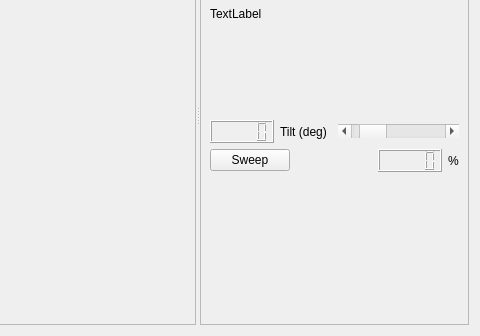
Above: components/viewers/giraff_viewer/src/mainUI.ui from robocomp/robocomp-robolab before the change; both pictures show x 289 to 769 and y 107 to 443 of the 769 by 443 pixel window. Below: the same form after it.
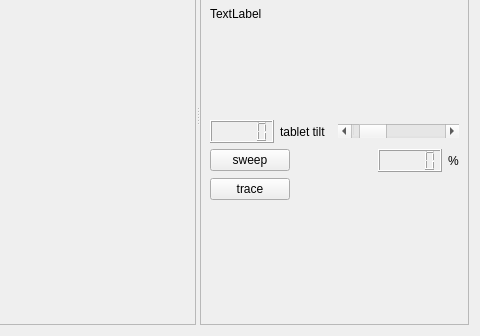
That is the form after the change.

Patch:
```diff
--- a/components/viewers/giraff_viewer/src/mainUI.ui
+++ b/components/viewers/giraff_viewer/src/mainUI.ui
@@ -84,7 +84,7 @@
              <item>
               <widget class="QLabel" name="label">
                <property name="text">
-                <string>Tilt (deg)</string>
+                <string>tablet tilt</string>
                </property>
               </widget>
              </item>
@@ -112,7 +112,7 @@
              <item>
               <widget class="QPushButton" name="sweep_button">
                <property name="text">
-                <string>Sweep</string>
+                <string>sweep</string>
                </property>
                <property name="checkable">
                 <bool>true</bool>
@@ -146,6 +146,33 @@
            </item>
           </layout>
          </item>
+         <item>
+          <layout class="QHBoxLayout" name="horizontalLayout_5">
+           <item>
+            <widget class="QPushButton" name="trace_button">
+             <property name="text">
+              <string>trace</string>
+             </property>
+             <property name="checkable">
+              <bool>true</bool>
+             </property>
+            </widget>
+           </item>
+           <item>
+            <spacer name="horizontalSpacer_2">
+             <property name="orientation">
+              <enum>Qt::Horizontal</enum>
+             </property>
+             <property name="sizeHint" stdset="0">
+              <size>
+               <width>40</width>
+               <height>20</height>
+              </size>
+             </property>
+            </spacer>
+           </item>
+          </layout>
+         </item>
          <item>
           <spacer name="verticalSpacer">
            <property name="orientation">
```
